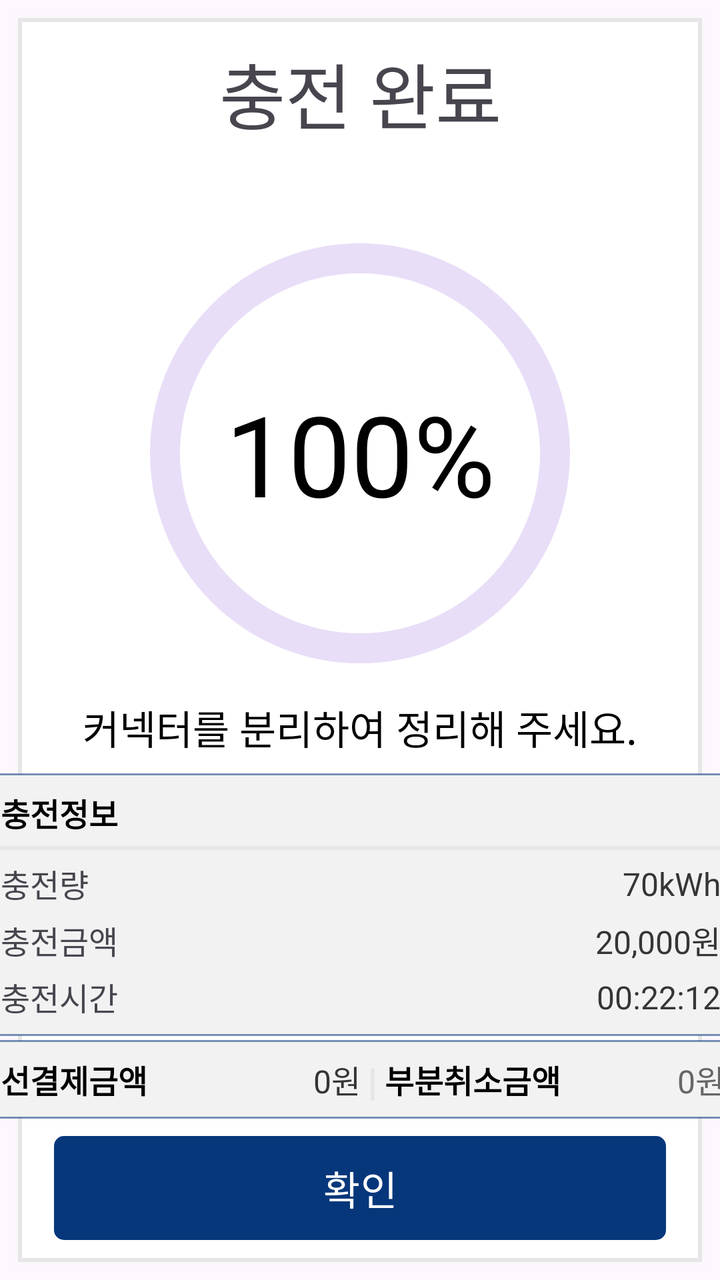
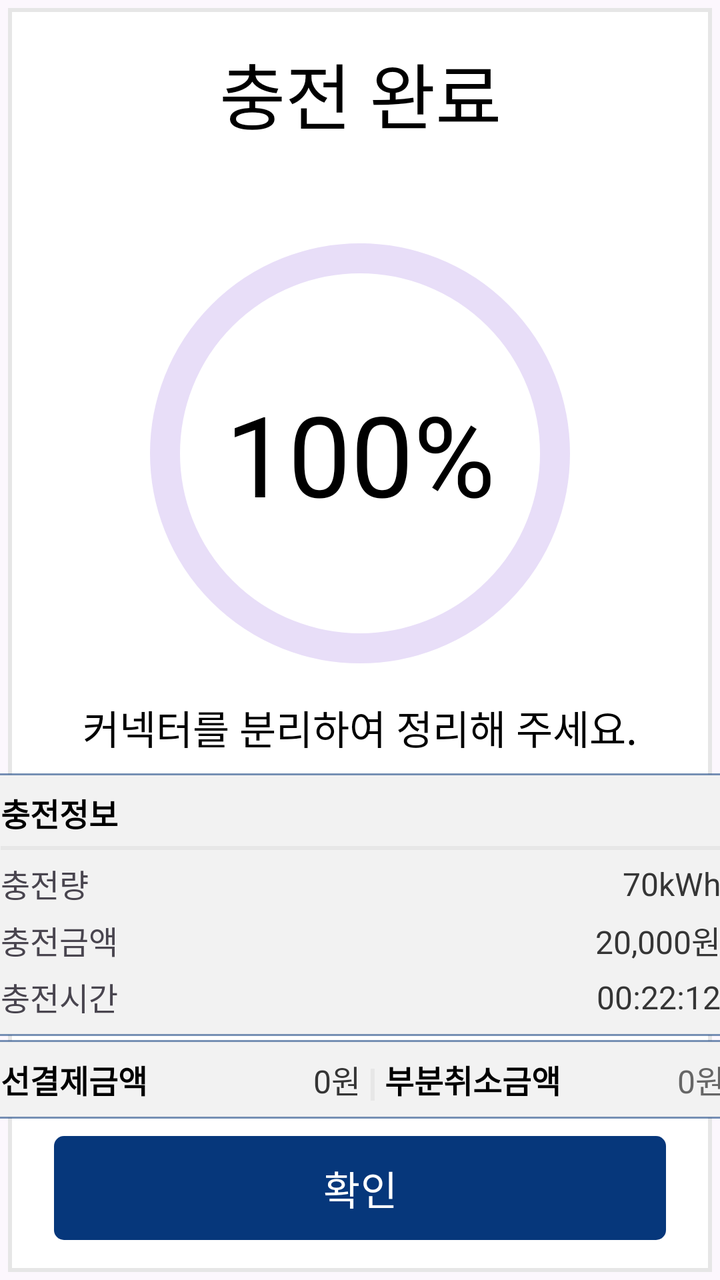

Before-and-after screenshots of an Android layout around one commit, followed by the original layout XML and the change that was made.
<!-- AndroidManifest.xml: application theme Theme.FastCharger -->
<!-- res/layout/fragment_charging_finish_resize.xml -->
<?xml version="1.0" encoding="utf-8"?>
<androidx.constraintlayout.widget.ConstraintLayout   xmlns:android="http://schemas.android.com/apk/res/android"
    xmlns:app="http://schemas.android.com/apk/res-auto"
    xmlns:tools="http://schemas.android.com/tools"
    android:layout_width="512dp"
    android:layout_height="652dp"
    tools:context=".pages.ChargingFinishResizeFragment">

    <View
        android:id="@+id/view"
        android:layout_width="match_parent"
        android:layout_height="match_parent"
        android:layout_margin="5dp"
        android:background="@drawable/layer_list_rect" />

    <TextView
        android:id="@+id/textViewChargingMessage"
        android:layout_width="match_parent"
        android:layout_height="wrap_content"
        android:layout_marginTop="20dp"
        android:gravity="center"
        android:text="@string/chargingFinish"
        android:textSize="36sp"
        app:layout_constraintStart_toStartOf="parent"
        app:layout_constraintEnd_toEndOf="parent"
        app:layout_constraintTop_toTopOf="parent"/>

    
    <com.google.android.material.progressindicator.CircularProgressIndicator
        android:id="@+id/progressBackground"
        android:layout_width="210dp"
        android:layout_height="210dp"
        app:indicatorSize="210dp"
        app:trackThickness="15dp"
        app:indicatorColor="#EEEEEE"
        android:progress="100"
        app:layout_constraintTop_toTopOf="@id/progressCircular"
        app:layout_constraintBottom_toBottomOf="@id/progressCircular"
        app:layout_constraintStart_toStartOf="@id/progressCircular"
        app:layout_constraintEnd_toEndOf="@id/progressCircular" />

    
    <com.google.android.material.progressindicator.CircularProgressIndicator
        android:id="@+id/progressCircular"
        android:layout_width="220dp"
        android:layout_height="220dp"
        android:layout_marginTop="40dp"
        android:progress="60"
        app:indicatorSize="220dp"
        app:trackThickness="26dp"
        app:indicatorColor="@color/primary"
        app:trackCornerRadius="6dp"
        app:trackColor="@android:color/transparent"
        app:layout_constraintTop_toBottomOf="@id/textViewChargingMessage"
        app:layout_constraintStart_toStartOf="parent"
        app:layout_constraintEnd_toEndOf="parent" />

    <TextView
        android:id="@+id/txtSoc"
        android:layout_width="wrap_content"
        android:layout_height="wrap_content"
        android:gravity="center_horizontal"
        android:text="100%"
        android:textSize="56sp"
        android:textColor="@color/black"
        app:layout_constraintTop_toTopOf="@id/progressCircular"
        app:layout_constraintStart_toStartOf="@id/progressCircular"
        app:layout_constraintEnd_toEndOf="@id/progressCircular"
        app:layout_constraintBottom_toBottomOf="@id/progressCircular" />

    <TextView
        android:id="@+id/textViewChargingFinishSubMessage"
        android:layout_width="wrap_content"
        android:layout_height="wrap_content"
        android:gravity="center"
        android:text="@string/connectorDisconnectMessage"
        android:textSize="20sp"
        app:layout_constraintTop_toBottomOf="@id/progressCircular"
        app:layout_constraintEnd_toEndOf="@id/view"
        app:layout_constraintStart_toStartOf="@id/view"
        app:layout_constraintBottom_toTopOf="@id/cardView1"/>

    <androidx.cardview.widget.CardView
        android:id="@+id/cardView1"
        android:layout_width="400dp"
        android:layout_height="wrap_content"
        android:layout_marginBottom="50dp"
        app:cardBackgroundColor="@android:color/transparent"
        app:cardCornerRadius="4dp"
        app:cardElevation="0dp"
        app:layout_constraintStart_toStartOf="parent"
        app:layout_constraintEnd_toEndOf="parent"
        app:layout_constraintBottom_toTopOf="@id/btnStopConfirm">

        <androidx.constraintlayout.widget.ConstraintLayout
            android:layout_width="match_parent"
            android:layout_height="match_parent"
            android:background="@drawable/shape_card_bg"
            android:paddingHorizontal="20dp"
            android:paddingVertical="8dp">

            <TextView
                android:id="@+id/textViewInfo"
                android:layout_width="wrap_content"
                android:layout_height="wrap_content"
                android:text="@string/chargeInfo"
                android:textSize="16sp"
                android:textColor="@color/black"
                android:textStyle="bold"
                app:layout_constraintTop_toTopOf="parent"
                app:layout_constraintStart_toStartOf="parent" />

            <View
                android:id="@+id/viewLine1"
                android:layout_width="match_parent"
                android:layout_height="2dp"
                android:layout_marginTop="5dp"
                android:background="#E7E7E7"
                app:layout_constraintStart_toStartOf="parent"
                app:layout_constraintEnd_toEndOf="parent"
                app:layout_constraintTop_toBottomOf="@id/textViewInfo" />

            <TextView
                android:id="@+id/textViewPartCancelPayUsedContent"
                android:layout_width="wrap_content"
                android:layout_height="wrap_content"
                android:layout_marginTop="5dp"
                android:text="@string/charge_of_amount"
                android:textSize="16sp"
                app:layout_constraintStart_toStartOf="parent"
                app:layout_constraintTop_toBottomOf="@id/viewLine1" />

            <TextView
                android:id="@+id/txtAmountOfCharge"
                android:layout_width="wrap_content"
                android:layout_height="wrap_content"
                android:text="70kWh"
                android:textSize="16sp"
                android:textColor="@color/black_500"
                app:layout_constraintTop_toTopOf="@id/textViewPartCancelPayUsedContent"
                app:layout_constraintEnd_toEndOf="@id/viewLine1"
                app:layout_constraintBottom_toBottomOf="@id/textViewPartCancelPayUsedContent" />

            <TextView
                android:id="@+id/textViewMoneyContent"
                android:layout_width="wrap_content"
                android:layout_height="wrap_content"
                android:layout_marginTop="5dp"
                android:text="@string/chargeAmount"
                android:textSize="16sp"
                app:layout_constraintTop_toBottomOf="@id/textViewPartCancelPayUsedContent"
                app:layout_constraintStart_toStartOf="@id/textViewPartCancelPayUsedContent" />

            <TextView
                android:id="@+id/txtChargePay"
                android:layout_width="wrap_content"
                android:layout_height="wrap_content"
                android:text="20,000원"
                android:textSize="16sp"
                android:textColor="@color/black_500"
                app:layout_constraintTop_toTopOf="@id/textViewMoneyContent"
                app:layout_constraintEnd_toEndOf="@id/viewLine1"
                app:layout_constraintBottom_toBottomOf="@id/textViewMoneyContent" />

            <TextView
                android:id="@+id/textViewTimeContent"
                android:layout_width="wrap_content"
                android:layout_height="wrap_content"
                android:layout_marginTop="5dp"
                android:text="@string/charging_time"
                android:textSize="16sp"
                app:layout_constraintTop_toBottomOf="@id/textViewMoneyContent"
                app:layout_constraintStart_toStartOf="@id/textViewMoneyContent" />

            <TextView
                android:id="@+id/txtChargeTime"
                android:layout_width="wrap_content"
                android:layout_height="wrap_content"
                android:text="00:22:12"
                android:textSize="16sp"
                android:textColor="@color/black_500"
                app:layout_constraintTop_toTopOf="@id/textViewTimeContent"
                app:layout_constraintEnd_toEndOf="@id/viewLine1"
                app:layout_constraintBottom_toBottomOf="@id/textViewTimeContent"/>

        </androidx.constraintlayout.widget.ConstraintLayout>
    </androidx.cardview.widget.CardView>

    <androidx.cardview.widget.CardView
        android:id="@+id/cardView2"
        android:layout_width="400dp"
        android:layout_height="wrap_content"
        android:layout_marginTop="2dp"
        app:cardBackgroundColor="@android:color/transparent"
        app:cardCornerRadius="4dp"
        app:cardElevation="0dp"
        app:layout_constraintStart_toStartOf="@id/cardView1"
        app:layout_constraintTop_toBottomOf="@id/cardView1" >

        <androidx.constraintlayout.widget.ConstraintLayout
            android:layout_width="match_parent"
            android:layout_height="match_parent"
            android:background="@drawable/shape_card_bg"
            android:paddingStart="20dp"
            android:paddingEnd="8dp"
            android:paddingVertical="8dp">

            <View
                android:id="@+id/viewLine2"
                android:layout_width="2dp"
                android:layout_height="16dp"
                android:layout_marginTop="5dp"
                android:background="#E7E7E7"
                app:layout_constraintStart_toStartOf="parent"
                app:layout_constraintEnd_toEndOf="parent"
                app:layout_constraintTop_toTopOf="parent"
                app:layout_constraintBottom_toBottomOf="parent"/>

            <TextView
                android:id="@+id/textViewPrePayment"
                android:layout_width="wrap_content"
                android:layout_height="wrap_content"
                android:text="@string/recharge_unit_price"
                android:textSize="16sp"
                android:textColor="@color/black"
                android:textStyle="bold"
                app:layout_constraintTop_toTopOf="parent"
                app:layout_constraintStart_toStartOf="parent" />

            <TextView
                android:id="@+id/textViewInputPrePayment"
                android:layout_width="wrap_content"
                android:layout_height="wrap_content"
                android:layout_marginEnd="5dp"
                android:text="0원"
                android:textSize="16sp"
                android:textColor="@color/black_500"
                app:layout_constraintTop_toTopOf="@id/textViewPrePayment"
                app:layout_constraintEnd_toStartOf="@id/viewLine2"
                app:layout_constraintBottom_toBottomOf="@id/textViewPrePayment"/>

            <TextView
                android:id="@+id/textViewPartCancelPay"
                android:layout_width="wrap_content"
                android:layout_height="wrap_content"
                android:layout_marginStart="5dp"
                android:text="@string/PartCancelPay"
                android:textSize="16sp"
                android:textColor="@color/black"
                android:textStyle="bold"
                app:layout_constraintTop_toTopOf="parent"
                app:layout_constraintStart_toEndOf="@id/viewLine2" />

            <TextView
                android:id="@+id/textViewInputCancelPayment"
                android:layout_width="wrap_content"
                android:layout_height="wrap_content"
                android:layout_marginEnd="10dp"
                android:text="0원"
                android:textSize="16sp"
                android:textColor="@color/gin_grey"
                app:layout_constraintTop_toTopOf="@id/textViewPartCancelPay"
                app:layout_constraintEnd_toEndOf="parent"
                app:layout_constraintBottom_toBottomOf="@id/textViewPartCancelPay"/>

        </androidx.constraintlayout.widget.ConstraintLayout>
    </androidx.cardview.widget.CardView>

    <Button
        android:id="@+id/btnStopConfirm"
        android:layout_width="0dp"
        android:layout_height="52dp"
        android:layout_marginBottom="20dp"
        android:text="@string/btnConfirm"
        android:textSize="20sp"
        android:textColor="@color/white"
        android:background="@drawable/shape_btn_blue"
        app:backgroundTint="@null"
        app:layout_constraintWidth_percent="0.85"
        app:layout_constraintStart_toStartOf="parent"
        app:layout_constraintBottom_toBottomOf="parent"
        app:layout_constraintEnd_toEndOf="parent" />

</androidx.constraintlayout.widget.ConstraintLayout >
<!-- resources referenced by this layout -->
<resources>
  <color name="black">#FF000000</color>
  <color name="black_500">#FF353535</color>
  <color name="gin_grey">#666666</color>
  <color name="primary">#06377B</color>
  <color name="white">#FFFFFFFF</color>
  <!-- drawable layer_list_rect (drawable) -->
  <?xml version="1.0" encoding="utf-8"?>
  <layer-list xmlns:android="http://schemas.android.com/apk/res/android">
      
      <item>
          <shape android:shape="rectangle">
              <solid android:color="#33F4F4F4" />
          </shape>
      </item>
      
      <item android:bottom="4dp" android:right="4dp" android:top="4dp" android:left="4dp">
          <shape android:shape="rectangle">
              <solid android:color="#FFFFFF"/>
              <stroke android:color="#E6E6E6" android:width="2dp" />
          </shape>
      </item>
  </layer-list>
  <!-- drawable shape_btn_blue (drawable) -->
  <?xml version="1.0" encoding="utf-8"?>
  <shape xmlns:android="http://schemas.android.com/apk/res/android">
      <solid android:color="#06377B" />
      <corners android:radius="5dp" />
  </shape>
  <!-- drawable shape_card_bg (drawable) -->
  <?xml version="1.0" encoding="utf-8"?>
  <shape xmlns:android="http://schemas.android.com/apk/res/android">
      <solid android:color="#F2F2F2"/>
      <corners android:radius="10dp"/>
      <stroke
          android:width="1dp"
          android:color="#8806377B"/>
  </shape>
  <string name="PartCancelPay">부분취소금액</string>
  <string name="btnConfirm">확인</string>
  <string name="chargeAmount">충전금액</string>
  <string name="chargeInfo">충전정보</string>
  <string name="charge_of_amount">충전량</string>
  <string name="chargingFinish">충전 완료</string>
  <string name="charging_time">충전시간</string>
  <string name="connectorDisconnectMessage"><font color="#FF000000">커넥터를 분리하여 정리해 주세요.</font></string>
  <string name="recharge_unit_price">선결제금액</string>
  <style name="Theme.FastCharger" parent="Base.Theme.FastCharger" />
  <style name="Base.Theme.FastCharger" parent="Theme.Material3.DayNight.NoActionBar">
          
          
          <item name="windowNoTitle">true</item>
          <item name="android:windowFullscreen">true</item>
      </style>
</resources>

<!-- the commit's change to res/layout/fragment_charging_finish_resize.xml (unified diff, before → after) -->
@@ -10,8 +10,9 @@
         android:id="@+id/view"
         android:layout_width="match_parent"
         android:layout_height="match_parent"
-        android:layout_margin="5dp"
-        android:background="@drawable/layer_list_rect" />
+        android:background="@drawable/layer_list_rect"
+        tools:layout_editor_absoluteX="5dp"
+        tools:layout_editor_absoluteY="5dp" />
 
     <TextView
         android:id="@+id/textViewChargingMessage"
@@ -21,6 +22,7 @@
         android:gravity="center"
         android:text="@string/chargingFinish"
         android:textSize="36sp"
+        android:textColor="@color/black"
         app:layout_constraintStart_toStartOf="parent"
         app:layout_constraintEnd_toEndOf="parent"
         app:layout_constraintTop_toTopOf="parent"/>
